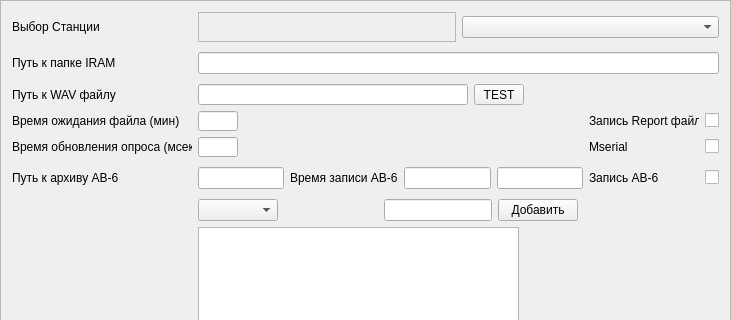
Above: MaintSettings_design.ui from meteoaza/maintenance before the change; both pictures show x 0 to 731 and y 0 to 320 of the 731 by 831 pixel window. Below: the same form after it.
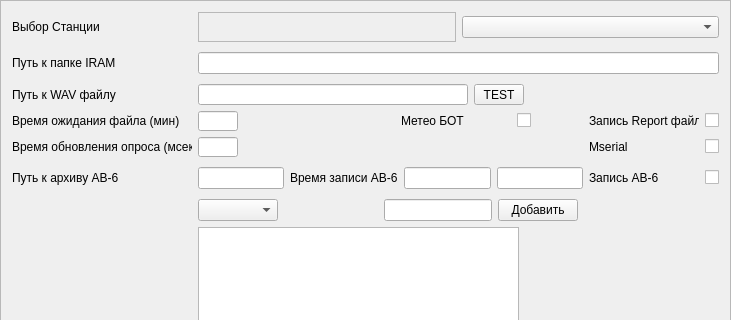
That is the form after the change. Icons and pictures are not drawn.

```diff
--- a/MaintSettings_design.ui
+++ b/MaintSettings_design.ui
@@ -507,6 +507,48 @@
          </property>
         </spacer>
        </item>
+       <item alignment="Qt::AlignVCenter">
+        <widget class="QLabel" name="label_9">
+         <property name="minimumSize">
+          <size>
+           <width>110</width>
+           <height>0</height>
+          </size>
+         </property>
+         <property name="text">
+          <string>Метео БОТ</string>
+         </property>
+         <property name="alignment">
+          <set>Qt::AlignLeading|Qt::AlignLeft|Qt::AlignVCenter</set>
+         </property>
+        </widget>
+       </item>
+       <item>
+        <widget class="QCheckBox" name="botCh">
+         <property name="minimumSize">
+          <size>
+           <width>0</width>
+           <height>15</height>
+          </size>
+         </property>
+         <property name="text">
+          <string/>
+         </property>
+        </widget>
+       </item>
+       <item>
+        <spacer name="horizontalSpacer_27">
+         <property name="orientation">
+          <enum>Qt::Horizontal</enum>
+         </property>
+         <property name="sizeHint" stdset="0">
+          <size>
+           <width>250</width>
+           <height>20</height>
+          </size>
+         </property>
+        </spacer>
+       </item>
        <item alignment="Qt::AlignHCenter">
         <widget class="QLabel" name="label_5">
          <property name="minimumSize">
```
